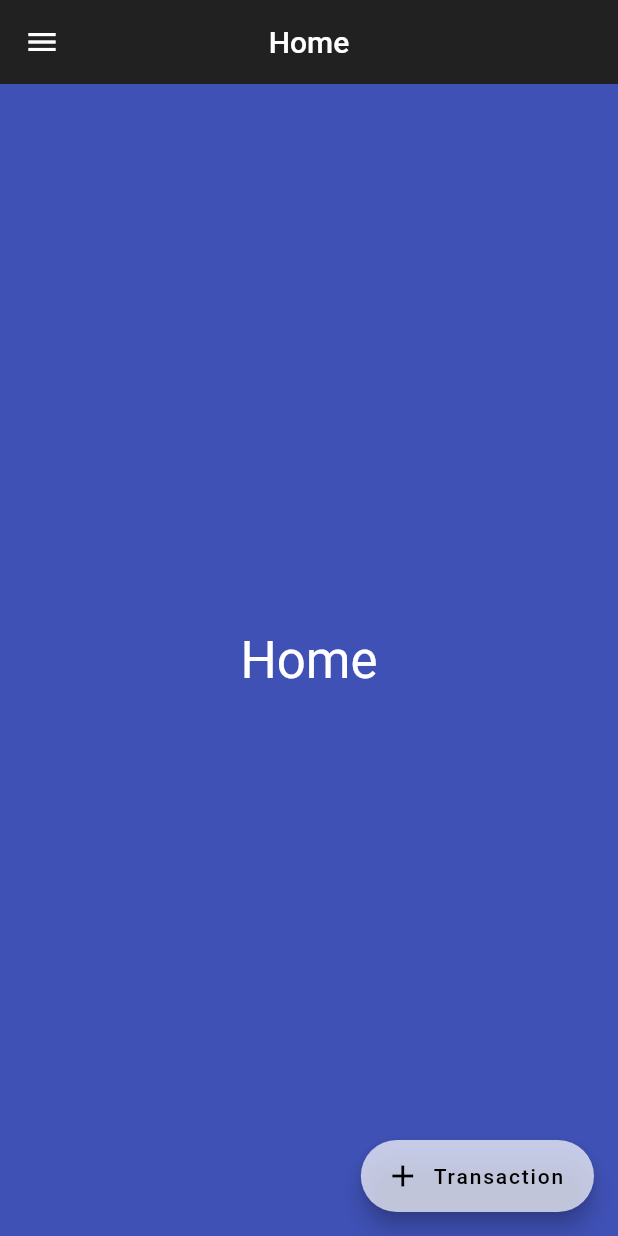
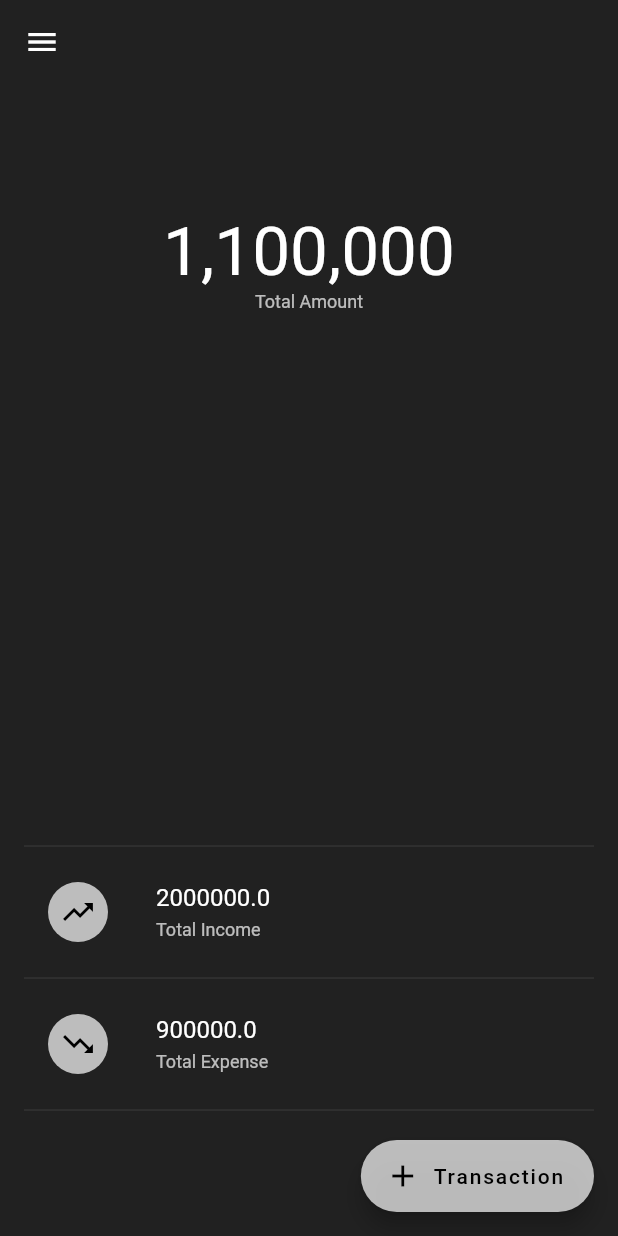
Before and after one commit to Codesait/flutter_money_manager, a Flutter app: the screen it shows after launch, on a phone screen of 412 x 824 dp. Run offline on Flutter 3.47's test engine with Material 2 defaults, Android fonts, the phone set to English and light mode, and no system bars.

Commit message:
1. Hide appBar title in Home page. 2. Add summary_tile.dart. 3. At Home page, show total amount, total income and expense.

```diff
--- /dev/null
+++ b/lib/tiles/summary_tile.dart
@@ -0,0 +1,40 @@
+import 'package:flutter/material.dart';
+import 'package:meta/meta.dart';
+
+class SummaryTile extends StatelessWidget {
+  final GestureTapCallback onTap;
+  final IconData iconData;
+  final double amount;
+  final String label;
+
+  const SummaryTile({
+    Key key,
+    @required this.onTap,
+    @required this.iconData,
+    @required this.amount,
+    @required this.label,
+  })  : assert(onTap != null),
+        assert(iconData != null),
+        assert(amount != null),
+        assert(label != null),
+        super(key: key);
+
+  @override
+  Widget build(BuildContext context) {
+    return ListTile(
+      onTap: onTap,
+      leading: Padding(
+        padding: const EdgeInsets.only(right: 16.0),
+        child: CircleAvatar(
+          backgroundColor: Colors.white70,
+          child: Icon(iconData),
+        ),
+      ),
+      title: Text(amount.toString()),
+      subtitle: Text(
+        label,
+        style: Theme.of(context).textTheme.caption,
+      ),
+    );
+  }
+}
--- a/lib/widgets/home.dart
+++ b/lib/widgets/home.dart
@@ -1,15 +1,78 @@
 import 'package:flutter/material.dart';
+import 'package:flutter_money_manager/tiles/summary_tile.dart';
 
 class Home extends StatelessWidget {
   @override
   Widget build(BuildContext context) {
-    return Container(
-      alignment: Alignment.center,
-      color: Colors.indigo,
-      child: Text(
-        'Home',
-        style:
-            Theme.of(context).textTheme.display1.copyWith(color: Colors.white),
+    final double height = MediaQuery
+        .of(context)
+        .size
+        .longestSide / 4;
+
+    return Padding(
+      padding: const EdgeInsets.all(16.0),
+      child: Column(
+        children: <Widget>[
+          Container(
+            margin: EdgeInsets.only(
+              left: 32.0,
+              right: 32.0,
+            ),
+            alignment: Alignment.center,
+            height: height,
+            child: Column(
+              mainAxisAlignment: MainAxisAlignment.center,
+              mainAxisSize: MainAxisSize.min,
+              children: <Widget>[
+                Text(
+                  '1,100,000',
+                  style: Theme
+                      .of(context)
+                      .textTheme
+                      .display2
+                      .copyWith(
+                    color: Colors.white,
+                  ),
+                ),
+                Text(
+                  'Total Amount',
+                  style: Theme
+                      .of(context)
+                      .textTheme
+                      .caption,
+                ),
+              ],
+            ),
+          ),
+          Expanded(
+            child: Column(
+              mainAxisAlignment: MainAxisAlignment.end,
+              children: <Widget>[
+                Divider(),
+                SummaryTile(
+                  onTap: () {
+                    // TODO : go to report with "INCOME" filter
+                  },
+                  iconData: Icons.trending_up,
+                  amount: 2000000,
+                  label: 'Total Income',
+                ),
+                Divider(),
+                SummaryTile(
+                  onTap: () {
+                    // TODO : go to report with "EXPENSE" filter
+                  },
+                  iconData: Icons.trending_down,
+                  amount: 900000,
+                  label: 'Total Expense',
+                ),
+                Divider(),
+                // to show summary above of FAB button
+                SizedBox(height: 60.0),
+              ],
+            ),
+          ),
+        ],
       ),
     );
   }
--- a/lib/widgets/navigation_provider.dart
+++ b/lib/widgets/navigation_provider.dart
@@ -31,7 +31,8 @@ class NavigationProvider with ChangeNotifier {
       case NavigationItem.SETTINGS:
         return Text('Settings');
       default:
-        return Text('Home');
+      // Do not show title in Home.
+        return Text('');
     }
   }
 
```
